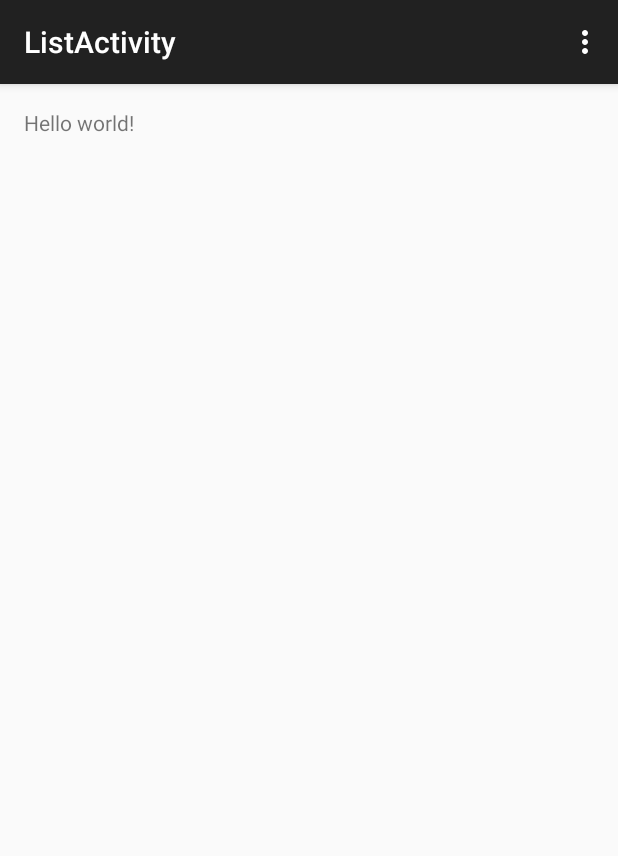
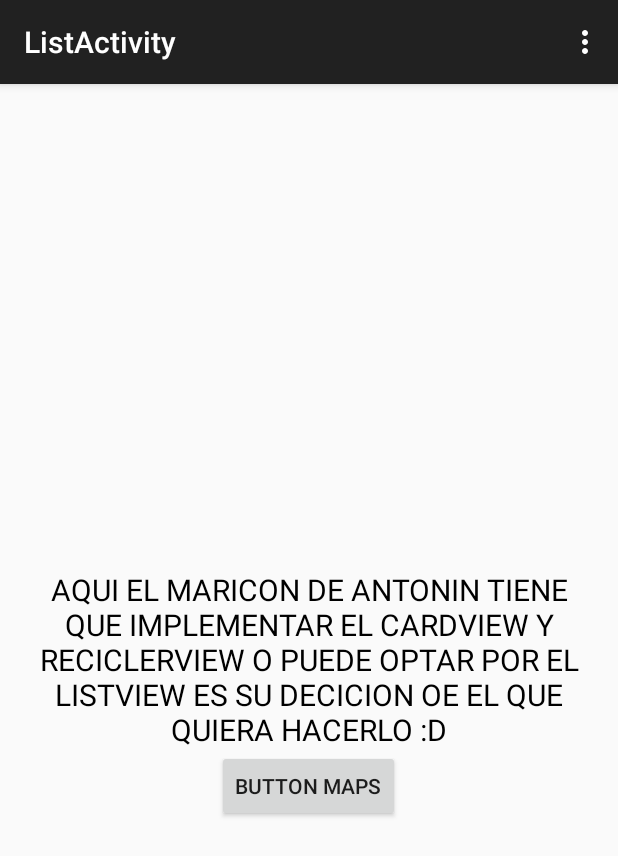
Before and after one commit to juliocsar13/MyAnuncio, an Android app: the ListActivity screen opened directly, with no data from a screen before it, on a phone screen of 412 x 824 dp. Shown: the top 856 px of the screen. Run offline under Robolectric (Android 15) with nearby library versions, the phone set to English and light mode, and no system bars.

```diff
--- a/app/src/main/AndroidManifest.xml
+++ b/app/src/main/AndroidManifest.xml
@@ -19,6 +19,7 @@
         android:allowBackup="true"
         android:icon="@mipmap/ic_launcher"
         android:label="@string/app_name"
+        android:name=".ApplicationActivity"
         android:theme="@style/AppTheme" >
         <activity
             android:name=".MainActivity"
@@ -57,8 +58,7 @@
             android:name=".ListActivity"
             android:label="@string/title_activity_list" >
         </activity>
-        <activity android:name=".DispatchLogin"
-            android:noHistory="true">
+        <activity android:name=".DispatchActivity">
             <intent-filter>
                 <action android:name="android.intent.action.MAIN"/>
                 <category android:name="android.intent.category.LAUNCHER"/>
--- a/app/src/main/java/app/material_design/julio/myanuncio/DispatchLogin.java
+++ b/app/src/main/java/app/material_design/julio/myanuncio/DispatchActivity.java
@@ -9,7 +9,7 @@ import com.parse.ParseUser;
 /**
  * Created by Julio on 10/10/2015.
  */
-public class DispatchLogin extends Activity {
+public class DispatchActivity extends Activity {
 
     @Override
     protected void onCreate(Bundle savedInstanceState) {
@@ -19,7 +19,7 @@ public class DispatchLogin extends Activity {
         if (ParseUser.getCurrentUser() != null) {
             // Start an intent for the logged in activity
             // iniciar una intencion para conectar a la actividad
-            startActivity(new Intent(this, MapsActivity.class));
+            startActivity(new Intent(this, ListActivity.class));
         } else {
             // Start and intent for the logged out activity
             startActivity(new Intent(this, MainActivity.class));
--- a/app/src/main/java/app/material_design/julio/myanuncio/ListActivity.java
+++ b/app/src/main/java/app/material_design/julio/myanuncio/ListActivity.java
@@ -1,9 +1,13 @@
 package app.material_design.julio.myanuncio;
 
+import android.content.DialogInterface;
+import android.content.Intent;
 import android.support.v7.app.AppCompatActivity;
 import android.os.Bundle;
 import android.view.Menu;
 import android.view.MenuItem;
+import android.view.View;
+import android.widget.Button;
 
 public class ListActivity extends AppCompatActivity {
 
@@ -11,6 +15,16 @@ public class ListActivity extends AppCompatActivity {
     protected void onCreate(Bundle savedInstanceState) {
         super.onCreate(savedInstanceState);
         setContentView(R.layout.activity_list);
+
+        Button button_maps = (Button) findViewById(R.id.button_maps);
+
+        button_maps.setOnClickListener(new View.OnClickListener() {
+            @Override
+            public void onClick(View v) {
+                Intent intent = new Intent(ListActivity.this, MapsActivity.class);
+                startActivity(intent);
+            }
+        });
     }
 
     @Override
--- a/app/src/main/java/app/material_design/julio/myanuncio/LoginActivity.java
+++ b/app/src/main/java/app/material_design/julio/myanuncio/LoginActivity.java
@@ -16,8 +16,6 @@ import android.widget.Toast;
 
 import com.parse.LogInCallback;
 import com.parse.ParseUser;
-
-import java.text.ParseException;
 
 public class LoginActivity extends AppCompatActivity {
 
@@ -91,7 +89,7 @@ public class LoginActivity extends AppCompatActivity {
                     Toast.makeText(LoginActivity.this, e.getMessage(), Toast.LENGTH_LONG).show();
                 } else {
                     // Start an intent for the dispatch activity
-                    Intent intent = new Intent(LoginActivity.this, DispatchLogin.class);
+                    Intent intent = new Intent(LoginActivity.this, DispatchActivity.class);
                     intent.addFlags(Intent.FLAG_ACTIVITY_CLEAR_TASK | Intent.FLAG_ACTIVITY_NEW_TASK);
                     startActivity(intent);
                 }
--- a/app/src/main/java/app/material_design/julio/myanuncio/MainActivity.java
+++ b/app/src/main/java/app/material_design/julio/myanuncio/MainActivity.java
@@ -22,12 +22,12 @@ public class MainActivity extends AppCompatActivity {
 
         StartMaps();
 
-        Parse.enableLocalDatastore(this);
+        /*Parse.enableLocalDatastore(this);
         Parse.initialize(this, "tSiC5vcvt72jiTRpHwyMg5icbIm1bqHWf0gzGNtR", "4OgqOmfpHMaOBZo5cUkRhyyAbEtoakD8vc0REIbQ");
 
         ParseObject testObject = new ParseObject("TestObject");
         testObject.put("foo", "bar");
-        testObject.saveInBackground();
+        testObject.saveInBackground();*/
     }
 
     public void StartMaps(){
--- a/app/src/main/java/app/material_design/julio/myanuncio/RegisterActivity.java
+++ b/app/src/main/java/app/material_design/julio/myanuncio/RegisterActivity.java
@@ -5,8 +5,6 @@ import android.content.Intent;
 import android.support.v7.app.AppCompatActivity;
 import android.os.Bundle;
 import android.view.KeyEvent;
-import android.view.Menu;
-import android.view.MenuItem;
 import android.view.View;
 import android.view.inputmethod.EditorInfo;
 import android.widget.Button;
@@ -113,7 +111,7 @@ public class RegisterActivity extends AppCompatActivity {
                     Toast.makeText(RegisterActivity.this, e.getMessage(), Toast.LENGTH_LONG).show();
                 } else {
                     // Start an intent for the dispatch activity
-                    Intent intent = new Intent(RegisterActivity.this, DispatchLogin.class);
+                    Intent intent = new Intent(RegisterActivity.this, DispatchActivity.class);
                     intent.addFlags(Intent.FLAG_ACTIVITY_CLEAR_TASK | Intent.FLAG_ACTIVITY_NEW_TASK);
                     startActivity(intent);
                 }
--- a/app/src/main/res/layout/activity_list.xml
+++ b/app/src/main/res/layout/activity_list.xml
@@ -6,7 +6,22 @@
     android:paddingBottom="@dimen/activity_vertical_margin"
     tools:context="app.material_design.julio.myanuncio.ListActivity">
 
-    <TextView android:text="@string/hello_world" android:layout_width="wrap_content"
-        android:layout_height="wrap_content" />
+    <TextView android:text="@string/title" android:layout_width="wrap_content"
+        android:layout_height="wrap_content"
+        android:gravity="center"
+        android:textSize="20sp"
+        android:textColor="#ff000000"
+        android:layout_centerVertical="true"
+        android:layout_alignParentLeft="true"
+        android:layout_alignParentStart="true"
+        android:id="@+id/textView" />
+
+    <Button
+        android:layout_width="wrap_content"
+        android:layout_height="wrap_content"
+        android:text="BUTTON MAPS"
+        android:id="@+id/button_maps"
+        android:layout_below="@+id/textView"
+        android:layout_centerHorizontal="true" />
 
 </RelativeLayout>
--- a/app/src/main/res/values/strings.xml
+++ b/app/src/main/res/values/strings.xml
@@ -1,6 +1,7 @@
 <resources>
     <string name="app_name">MyAnuncio</string>
-
+    <string name="PARSE_APP_ID">tSiC5vcvt72jiTRpHwyMg5icbIm1bqHWf0gzGNtR</string>
+    <string name="PARSE_CLIENT_ID">4OgqOmfpHMaOBZo5cUkRhyyAbEtoakD8vc0REIbQ</string>
     <string name="hello_world">Hello world!</string>
     <string name="action_settings">Settings</string>
     <string name="title_activity_maps">Map</string>
@@ -38,4 +39,6 @@
     <string name="activity_post_title">Create a Post</string>
     <string name="character_count_placeholder">0/140</string>
     <string name="title_activity_list">ListActivity</string>
+    <string name="title">AQUI EL MARICON DE ANTONIN TIENE QUE IMPLEMENTAR EL CARDVIEW Y RECICLERVIEW  O PUEDE OPTAR POR EL LISTVIEW
+    ES SU DECICION OE EL QUE QUIERA HACERLO :D</string>
 </resources>
```
Also changed, not shown: app/src/main/java/app/material_design/julio/myanuncio/ApplicationActivity.java (added, +15 -0 lines).
